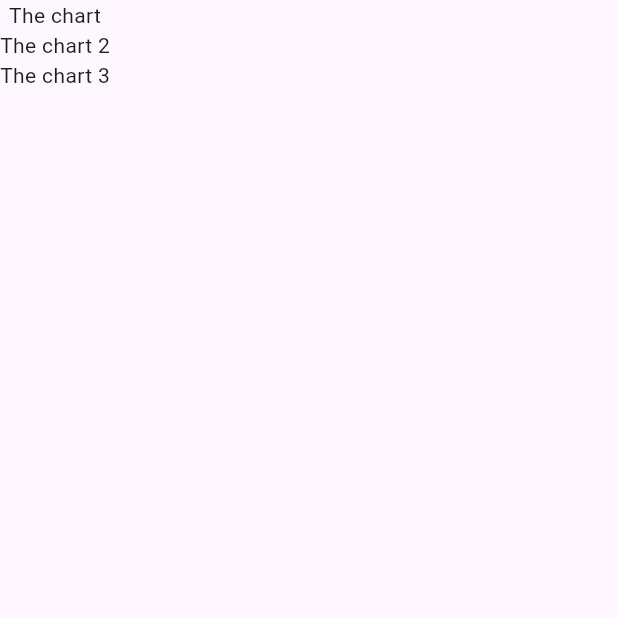
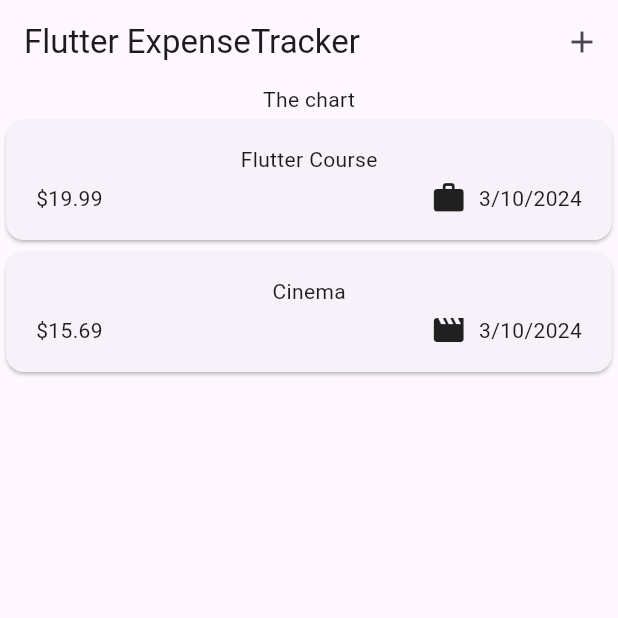
Before and after one commit to MilaMi94/expense_tracker, a Flutter app: the screen it shows after launch, on a phone screen of 412 x 824 dp, the top half of it. Run offline on Flutter 3.47's test engine with Material 3 defaults, Android fonts, the phone set to English and light mode, and no system bars.

Commit message:
finishing expense tracker app

```diff
--- a/lib/expenses.dart
+++ /dev/null
@@ -1,25 +0,0 @@
-import 'package:flutter/material.dart';
-
-class Expenses extends StatefulWidget {
-  const Expenses({super.key});
-
-  @override
-  State<Expenses> createState() {
-    return _ExpensesState();
-  }
-}
-
-class _ExpensesState extends State<Expenses> {
-  @override
-  Widget build(BuildContext context) {
-    return const Scaffold(
-      body: Column(
-        children: [
-          Text('The chart'),
-          Text('The chart 2'),
-          Text('The chart 3'),
-        ],
-      ),
-    );
-  }
-}
--- a/lib/models/expense.dart
+++ b/lib/models/expense.dart
@@ -1,21 +1,35 @@
+import 'package:flutter/material.dart';
 import 'package:uuid/uuid.dart';
+import 'package:intl/intl.dart';
+
+final formatter = DateFormat.yMd();
 
 const uuid = Uuid();
 
 enum Category { food, travel, leisure, work }
 
+const categoryIcons = {
+  Category.food: Icons.lunch_dining,
+  Category.travel: Icons.flight_takeoff,
+  Category.leisure: Icons.movie,
+  Category.work: Icons.work,
+};
+
 class Expense {
-  Expense(
-      {required this.title,
-      required this.amount,
-      required this.date,
-      required this.category})
-      : id = uuid.v4(); // calling constructor and passing paramethers
+  Expense({
+    required this.title,
+    required this.amount,
+    required this.date,
+    required this.category,
+  }) : id = uuid.v4();
 
-  final String
-      id; // in order to build unique ID whenever object is created we are using UUID third party package
+  final String id;
   final String title;
   final double amount;
   final DateTime date;
   final Category category;
+
+  String get formattedDate {
+    return formatter.format(date);
+  }
 }
--- /dev/null
+++ b/lib/widgets/expenses.dart
@@ -0,0 +1,101 @@
+import 'package:expense_tracker/widgets/new_expense.dart';
+import 'package:flutter/material.dart';
+
+import 'package:expense_tracker/widgets/expenses_list/expenses_list.dart';
+import 'package:expense_tracker/models/expense.dart';
+
+class Expenses extends StatefulWidget {
+  const Expenses({super.key});
+
+  @override
+  State<Expenses> createState() {
+    return _ExpensesState();
+  }
+}
+
+class _ExpensesState extends State<Expenses> {
+  final List<Expense> _registeredExpenses = [
+    Expense(
+      title: 'Flutter Course',
+      amount: 19.99,
+      date: DateTime.now(),
+      category: Category.work,
+    ),
+    Expense(
+      title: 'Cinema',
+      amount: 15.69,
+      date: DateTime.now(),
+      category: Category.leisure,
+    ),
+  ];
+
+  void _openAddExpenseOverlay() {
+    showModalBottomSheet(
+      isScrollControlled: true,
+      context: context,
+      builder: (ctx) => NewExpense(onAddExpense: _addExpense),
+    );
+  }
+
+  void _addExpense(Expense expense) {
+    setState(() {
+      _registeredExpenses.add(expense);
+    });
+  }
+
+  void _removeExpense(Expense expense) {
+    final expenseIndex = _registeredExpenses.indexOf(expense);
+    setState(() {
+      _registeredExpenses.remove(expense);
+    });
+    ScaffoldMessenger.of(context).clearSnackBars();
+    ScaffoldMessenger.of(context).showSnackBar(
+      SnackBar(
+        duration: const Duration(seconds: 3),
+        content: const Text('Expense deleted.'),
+        action: SnackBarAction(
+          label: 'Undo',
+          onPressed: () {
+            setState(() {
+              _registeredExpenses.insert(expenseIndex, expense);
+            });
+          },
+        ),
+      ),
+    );
+  }
+
+  @override
+  Widget build(BuildContext context) {
+    Widget mainContent = const Center(
+      child: Text('No expenses found. Start adding some!'),
+    );
+
+    if (_registeredExpenses.isNotEmpty) {
+      mainContent = ExpensesList(
+        expenses: _registeredExpenses,
+        onRemoveExpense: _removeExpense,
+      );
+    }
+
+    return Scaffold(
+      appBar: AppBar(
+        title: const Text('Flutter ExpenseTracker'),
+        actions: [
+          IconButton(
+            onPressed: _openAddExpenseOverlay,
+            icon: const Icon(Icons.add),
+          ),
+        ],
+      ),
+      body: Column(
+        children: [
+          const Text('The chart'),
+          Expanded(
+            child: mainContent,
+          ),
+        ],
+      ),
+    );
+  }
+}
--- /dev/null
+++ b/lib/widgets/expenses_list/expense_item.dart
@@ -0,0 +1,40 @@
+import 'package:flutter/material.dart';
+
+import 'package:expense_tracker/models/expense.dart';
+
+class ExpenseItem extends StatelessWidget {
+  const ExpenseItem(this.expense, {super.key});
+
+  final Expense expense;
+
+  @override
+  Widget build(BuildContext context) {
+    return Card(
+      child: Padding(
+        padding: const EdgeInsets.symmetric(
+          horizontal: 20,
+          vertical: 16,
+        ),
+        child: Column(
+          children: [
+            Text(expense.title),
+            const SizedBox(height: 4),
+            Row(
+              children: [
+                Text('\$${expense.amount.toStringAsFixed(2)}'),
+                const Spacer(),
+                Row(
+                  children: [
+                    Icon(categoryIcons[expense.category]),
+                    const SizedBox(width: 8),
+                    Text(expense.formattedDate),
+                  ],
+                ),
+              ],
+            ),
+          ],
+        ),
+      ),
+    );
+  }
+}
--- /dev/null
+++ b/lib/widgets/expenses_list/expenses_list.dart
@@ -0,0 +1,31 @@
+import 'package:flutter/material.dart';
+
+import 'package:expense_tracker/widgets/expenses_list/expense_item.dart';
+import 'package:expense_tracker/models/expense.dart';
+
+class ExpensesList extends StatelessWidget {
+  const ExpensesList({
+    super.key,
+    required this.expenses,
+    required this.onRemoveExpense,
+  });
+
+  final List<Expense> expenses;
+  final void Function(Expense expense) onRemoveExpense;
+
+  @override
+  Widget build(BuildContext context) {
+    return ListView.builder(
+      itemCount: expenses.length,
+      itemBuilder: (ctx, index) => Dismissible(
+        key: ValueKey(expenses[index]),
+        onDismissed: (direction) {
+          onRemoveExpense(expenses[index]);
+        },
+        child: ExpenseItem(
+          expenses[index],
+        ),
+      ),
+    );
+  }
+}
--- a/pubspec.yaml
+++ b/pubspec.yaml
@@ -36,6 +36,7 @@ dependencies:
   # Use with the CupertinoIcons class for iOS style icons.
   cupertino_icons: ^1.0.2
   uuid: ^4.3.3
+  intl: ^0.18.0
 
 dev_dependencies:
   flutter_test:
```
Also changed, not shown: lib/main.dart (+6 -2 lines), lib/widgets/new_expense.dart (added, +168 -0 lines), pubspec.lock.
